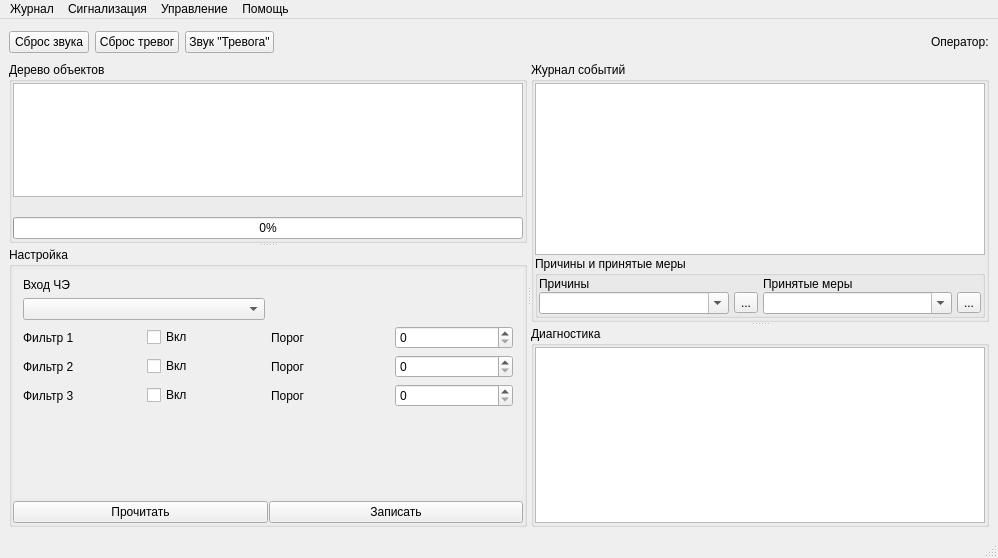
This is m_server/MainWindowServer.ui in xXRadioHeadXx/start7 as Qt 5 draws it before an edit. The edited form follows.
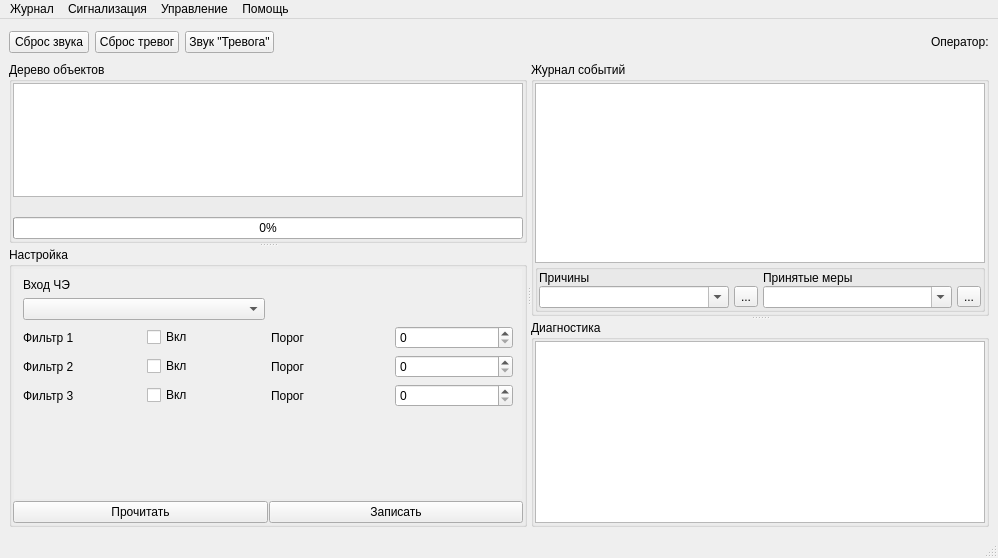
This is the edited form. Icons and pictures are not drawn.

Diff of the .ui file:
```diff
--- a/m_server/MainWindowServer.ui
+++ b/m_server/MainWindowServer.ui
@@ -1350,7 +1350,7 @@
          <item>
           <widget class="QGroupBox" name="groupBox_ReasonMeasures">
            <property name="title">
-            <string>Причины и принятые меры</string>
+            <string/>
            </property>
            <layout class="QGridLayout" name="gridLayout">
             <property name="leftMargin">
@@ -1400,6 +1400,16 @@
               <property name="text">
                <string>...</string>
               </property>
+              <property name="icon">
+               <iconset resource="resource.qrc">
+                <normaloff>:/icons/AcceptReasonMeasure_vv_20_20.png</normaloff>:/icons/AcceptReasonMeasure_vv_20_20.png</iconset>
+              </property>
+              <property name="iconSize">
+               <size>
+                <width>20</width>
+                <height>20</height>
+               </size>
+              </property>
              </widget>
             </item>
             <item row="1" column="2">
@@ -1417,6 +1427,16 @@
               <property name="text">
                <string>...</string>
               </property>
+              <property name="icon">
+               <iconset resource="resource.qrc">
+                <normaloff>:/icons/AcceptReasonMeasure_vv_20_20.png</normaloff>:/icons/AcceptReasonMeasure_vv_20_20.png</iconset>
+              </property>
+              <property name="iconSize">
+               <size>
+                <width>20</width>
+                <height>20</height>
+               </size>
+              </property>
              </widget>
             </item>
            </layout>
```
Left out of the diff: 16 changed lines with no effect on the pictures.
